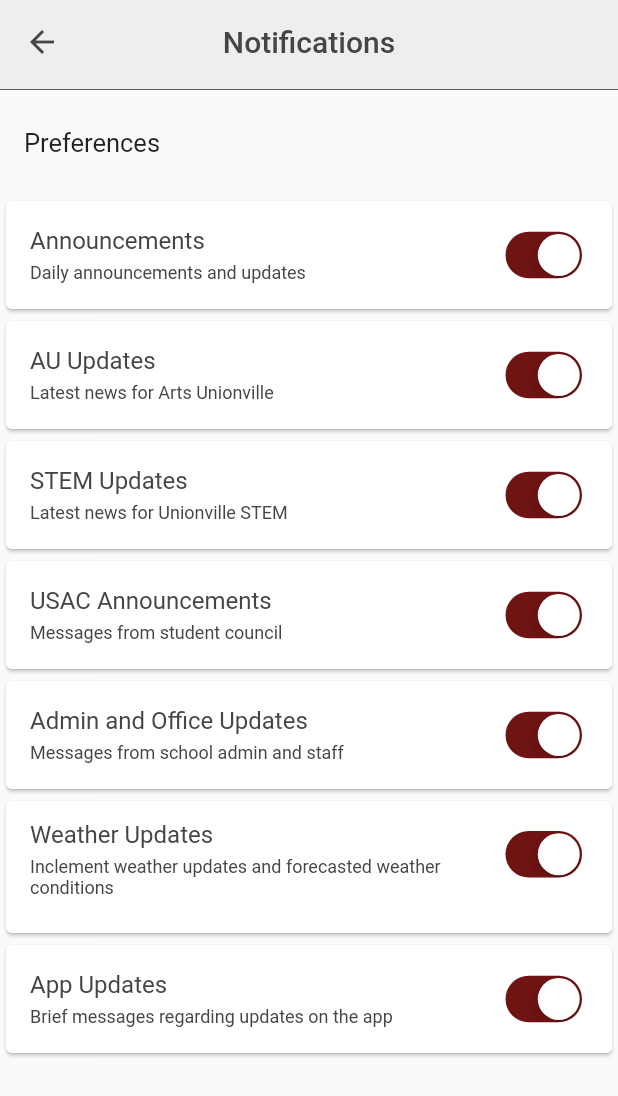
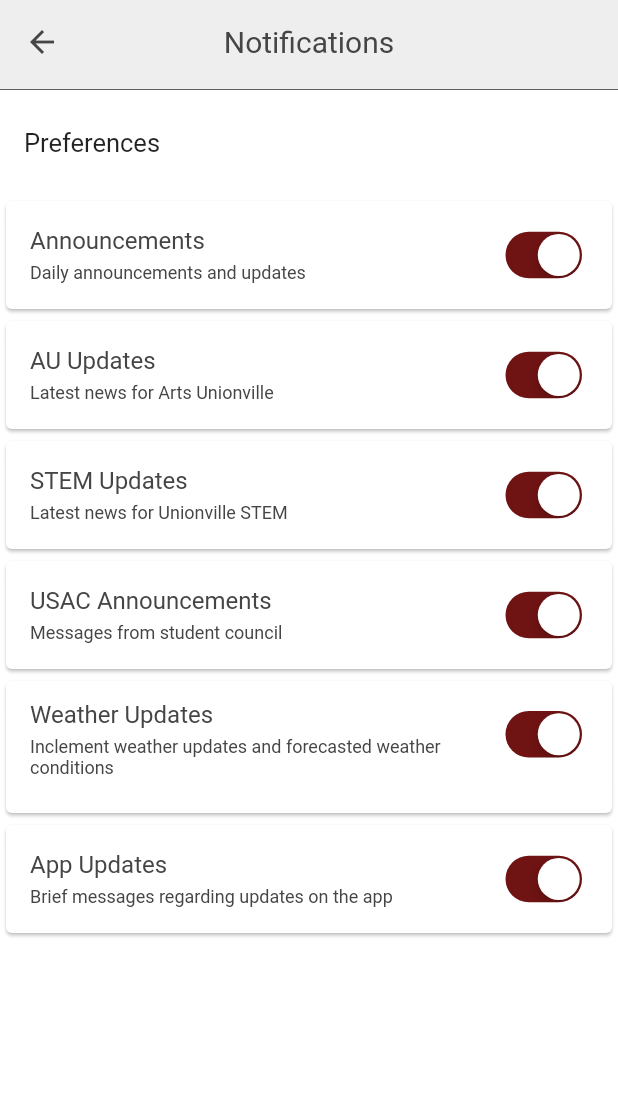
Before and after one commit to uhsmssschoolApp/WolfPackApp, a Flutter app: the notifications screen opened by its route, on a phone screen of 412 x 824 dp. Shown: the top 1096 px of the screen. Run offline on Flutter 3.47's test engine with Material 2 defaults, Android fonts, the phone set to English and light mode, and no system bars; our stand-ins replace shared_preferences, webview_flutter; accounts and stored records are empty; Roboto replaces fonts that are missing (SF, SFBold).

Commit message:
appbar text perma white dk why

```diff
--- a/testflutter/lib/appbar.dart
+++ b/testflutter/lib/appbar.dart
@@ -1,5 +1,4 @@
 import 'package:flutter/material.dart';
-import 'constants/consts.dart';
 
 AppBar mainAppBar(String curPage) {
   return AppBar(
@@ -10,18 +9,9 @@ AppBar mainAppBar(String curPage) {
       ),
       preferredSize: Size.fromHeight(4.0),
     ),
-    backgroundColor: Color(0xFFeeeeee),
     title: Text(
       curPage,
-      style: TextStyle(
-        color: grey,
-        fontSize: 20.0,
-        fontFamily: "SFBold",
-      ),
     ),
     centerTitle: true,
-    iconTheme: IconThemeData(
-      color: grey,
-    ),
   );
 }
--- a/testflutter/lib/more/notifications.dart
+++ b/testflutter/lib/more/notifications.dart
@@ -10,6 +10,7 @@ class notifications extends StatefulWidget {
   @override
   _notificationsState createState() => _notificationsState();
 }
+
 // note to self : broken please fix
 class _notificationsState extends State<notifications> {
   // List<bool> preferencesState = <bool>[
@@ -140,27 +141,27 @@ class _notificationsState extends State<notifications> {
                   }),
             ),
           ),
-          Card(
-            child: ListTile(
-              title: Text(
-                "Admin and Office Updates",
-                style: cardTitle,
-              ),
-              subtitle: Text(
-                "Messages from school admin and staff",
-                style: cardSubTitle,
-              ),
-              trailing: CupertinoSwitch(
-                  value: adminUpdates,
-                  activeColor: maroon,
-                  onChanged: (bool val) {
-                    setState(() {
-                      adminUpdates = val;
-                    });
-                    // print(val);
-                  }),
-            ),
-          ),
+          // Card(
+          //   child: ListTile(
+          //     title: Text(
+          //       "Admin and Office Updates",
+          //       style: cardTitle,
+          //     ),
+          //     subtitle: Text(
+          //       "Messages from school admin and staff",
+          //       style: cardSubTitle,
+          //     ),
+          //     trailing: CupertinoSwitch(
+          //         value: adminUpdates,
+          //         activeColor: maroon,
+          //         onChanged: (bool val) {
+          //           setState(() {
+          //             adminUpdates = val;
+          //           });
+          //           // print(val);
+          //         }),
+          //   ),
+          // ),
           Card(
             child: ListTile(
               title: Text(
--- /dev/null
+++ b/testflutter/lib/themes/mythemes.dart
@@ -0,0 +1,38 @@
+import 'package:flutter/material.dart';
+
+class MyThemes {
+  static final darkTheme = ThemeData(
+    scaffoldBackgroundColor: Colors.grey[900],
+    iconTheme: IconThemeData(
+
+    ),
+    appBarTheme: AppBarTheme(
+      iconTheme: IconThemeData(
+        color: Colors.white,
+      ),
+      elevation: 0,
+      backgroundColor: Colors.grey[850],
+      titleTextStyle: TextStyle(
+        color: Colors.white,
+        fontSize: 20.0,
+        fontFamily: "SFBold",
+      ),
+    ),
+  );
+
+  static final lightTheme = ThemeData(
+    scaffoldBackgroundColor: Colors.white,
+    appBarTheme: AppBarTheme(
+      iconTheme: IconThemeData(
+        color: const Color(0xFF454545),
+      ),
+      backgroundColor: Color(0xFFeeeeee),
+      titleTextStyle: TextStyle(
+        color: const Color(0xFF454545),
+        fontSize: 20.0,
+        fontFamily: "SFBold",
+      ),
+      elevation: 0,
+    ),
+  );
+}
```
Also changed, not shown: testflutter/lib/main.dart (+6 -13 lines), testflutter/lib/more/resources.dart (added, +14 -0 lines), testflutter/lib/pages/more.dart (+8 -1 lines), testflutter/lib/studentutils/inbox.dart (+53 -0 lines).
